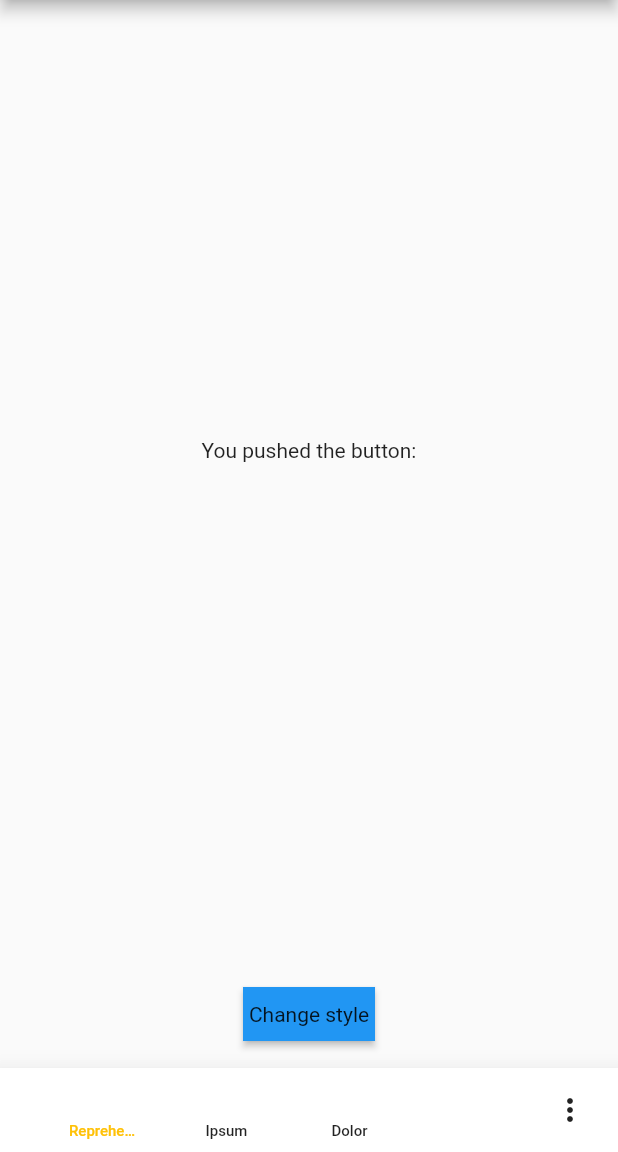
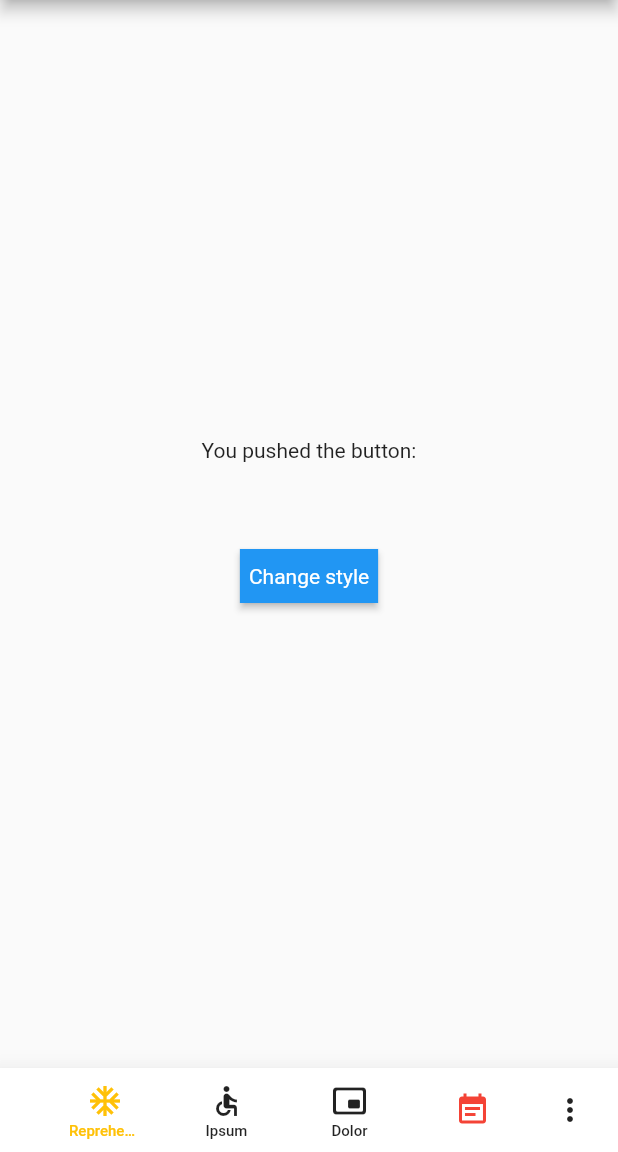
Before and after one commit to flankb/metro_appbar, a Flutter app: the screen it shows after launch, on a phone screen of 412 x 824 dp, the part 84-1236 px from its top. Run offline on Flutter 3.47's test engine with Material 2 defaults, Android fonts, the phone set to English and light mode, and no system bars.

Commit message:
Some improvements for example UI

```diff
--- a/example/lib/main.dart
+++ b/example/lib/main.dart
@@ -11,8 +11,10 @@ class MyApp extends StatelessWidget {
   Widget build(BuildContext context) {
     return MaterialApp(
       title: 'MetroAppBar sample',
+      debugShowCheckedModeBanner: false,
       theme: ThemeData(
         primarySwatch: Colors.blue,
+
         //brightness: Brightness.dark,
         visualDensity: VisualDensity.adaptivePlatformDensity,
       ),
@@ -44,7 +46,7 @@ class AppBarStyle {
 
 class _MyHomePageState extends State<MyHomePage> {
   List<AppBarStyle> _styles = [
-    AppBarStyle(null, Colors.amber, null, BorderRadius.zero, EdgeInsets.all(0)),
+    AppBarStyle(null, Colors.red, null, BorderRadius.zero, EdgeInsets.all(0)),
     AppBarStyle(Colors.pink[50], Colors.green, 60, BorderRadius.circular(12),
         EdgeInsets.all(8)),
     AppBarStyle(Colors.green[100], Colors.purple, 72, BorderRadius.zero,
@@ -100,21 +102,22 @@ class _MyHomePageState extends State<MyHomePage> {
                       '$_pushedButtonText',
                       style: Theme.of(context).textTheme.headline4,
                     ),
-                  ]),
-            )),
-            Align(
-              alignment: Alignment.bottomCenter,
-              child: Padding(
+                    Padding(
                       padding: const EdgeInsets.all(12.0),
                       child: RawMaterialButton(
+                        padding: const EdgeInsets.all(6.0),
                         onPressed: () {
                           _updateStyle();
                         },
                         fillColor: Colors.blue,
-                  child: Text('Change style'),
+                        child: Text(
+                          'Change style',
+                          style: TextStyle(color: Colors.white),
                         ),
                       ),
                     ),
+                  ]),
+            )),
             Padding(
               padding: _currentStyle.padding,
               child: MetroAppBar(
@@ -127,13 +130,13 @@ class _MyHomePageState extends State<MyHomePage> {
                         _setPushedButtonText("Eiusmod");
                       },
                       color: Colors.green,
-                      pic: Icons.account_balance_rounded,
+                      icon: Icons.account_balance_rounded,
                       text: "Eiusmod"),
                   PrimaryCommand(
                       onPressed: () {
                         _setPushedButtonText("Reprehenderit qui");
                       },
-                      pic: Icons.ac_unit,
+                      icon: Icons.ac_unit,
                       color: Colors.amber,
                       width: 80,
                       text: "Reprehenderit qui"),
@@ -141,20 +144,20 @@ class _MyHomePageState extends State<MyHomePage> {
                       onPressed: () {
                         _setPushedButtonText("Ipsum");
                       },
-                      pic: Icons.accessible_outlined,
+                      icon: Icons.accessible_outlined,
                       text: "Ipsum"),
                   PrimaryCommand(
                       onPressed: () {
                         _setPushedButtonText("Dolor");
                       },
-                      pic: Icons.picture_in_picture_alt_rounded,
+                      icon: Icons.picture_in_picture_alt_rounded,
                       text: "Dolor"),
                   PrimaryCommand(
                     color: _currentStyle.firstButtonColor,
                     onPressed: () {
                       _setPushedButtonText("Velit");
                     },
-                    pic: Icons.event_note,
+                    icon: Icons.event_note,
                   )
                 ],
                 secondaryCommands: _currentStyle.withSecondary
@@ -163,7 +166,12 @@ class _MyHomePageState extends State<MyHomePage> {
                             onPressed: () {
                               _setPushedButtonText("Commodo");
                             },
-                            text: "Commodo")
+                            text: "Commodo"),
+                        SecondaryCommand(
+                            onPressed: () {
+                              _setPushedButtonText("Officia");
+                            },
+                            text: "Officia"),
                       ]
                     : null,
               ),
```
Lines whose indentation alone changed are shown as unchanged.
